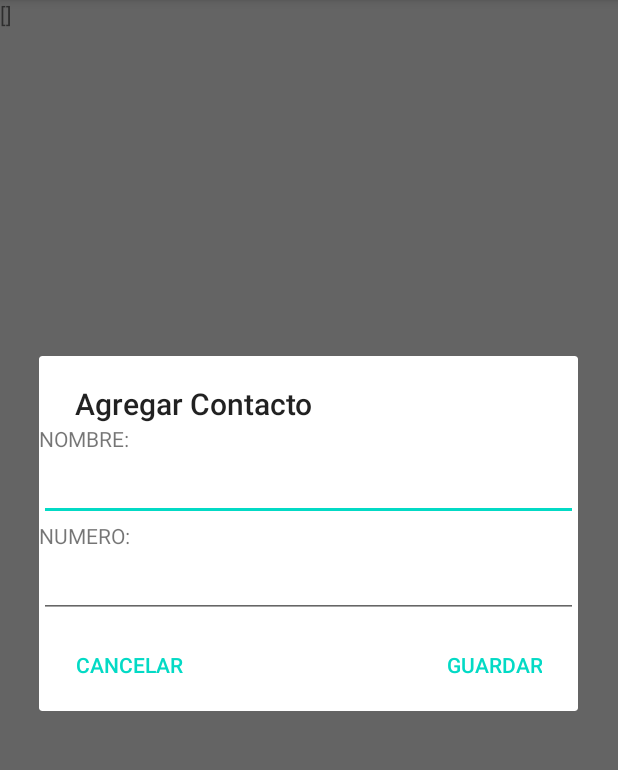
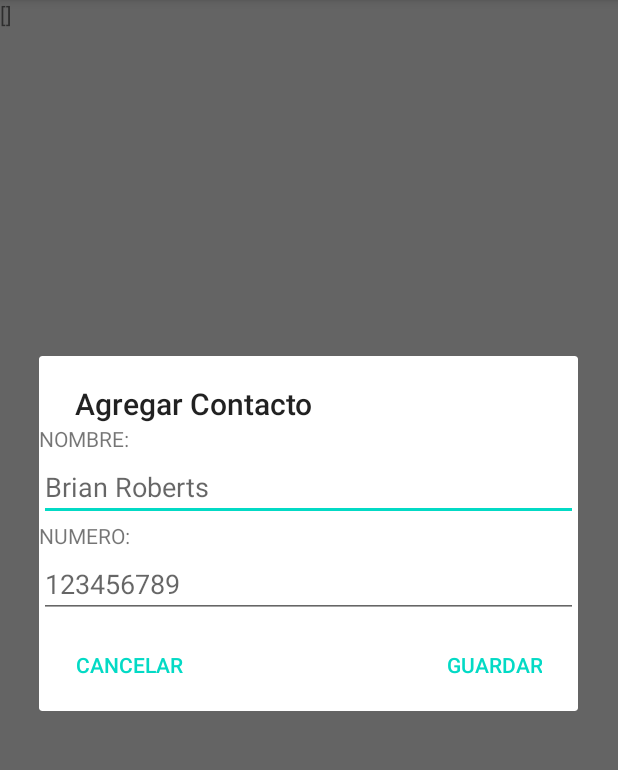
Before and after one commit to braaroberts/LAV_SegundoParcial, an Android app: the screen it shows after launch (MainActivity), after a tap on "Opcion 1", on a phone screen of 412 x 824 dp, the part 84-854 px from its top. Run offline under Robolectric (Android 15) with nearby library versions, the phone set to English and light mode, and no system bars; 2 other taps on this screen came first.

Commit message:
tercer y ultimo push

```diff
--- a/app/src/main/res/layout/item.xml
+++ b/app/src/main/res/layout/item.xml
@@ -11,6 +11,7 @@
         android:layout_weight="0.5"
         android:textAppearance="@style/TextAppearance.AppCompat.Small"/>
     <EditText
+        android:hint="Brian Roberts"
         android:layout_width="match_parent"
         android:layout_height="wrap_content"
         android:id="@+id/nombre"></EditText>
@@ -21,6 +22,8 @@
         android:layout_weight="0.5"
         android:textAppearance="@style/TextAppearance.AppCompat.Small"/>
     <EditText
+        android:hint="123456789"
+
         android:layout_width="match_parent"
         android:layout_height="wrap_content"
         android:id="@+id/numero"></EditText>
```
